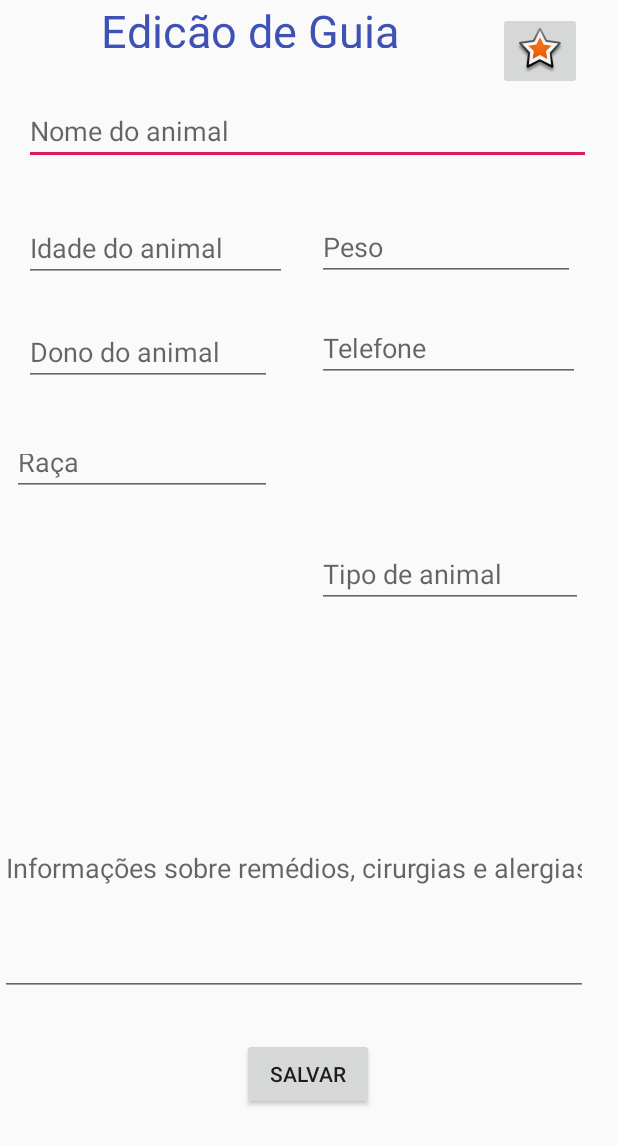
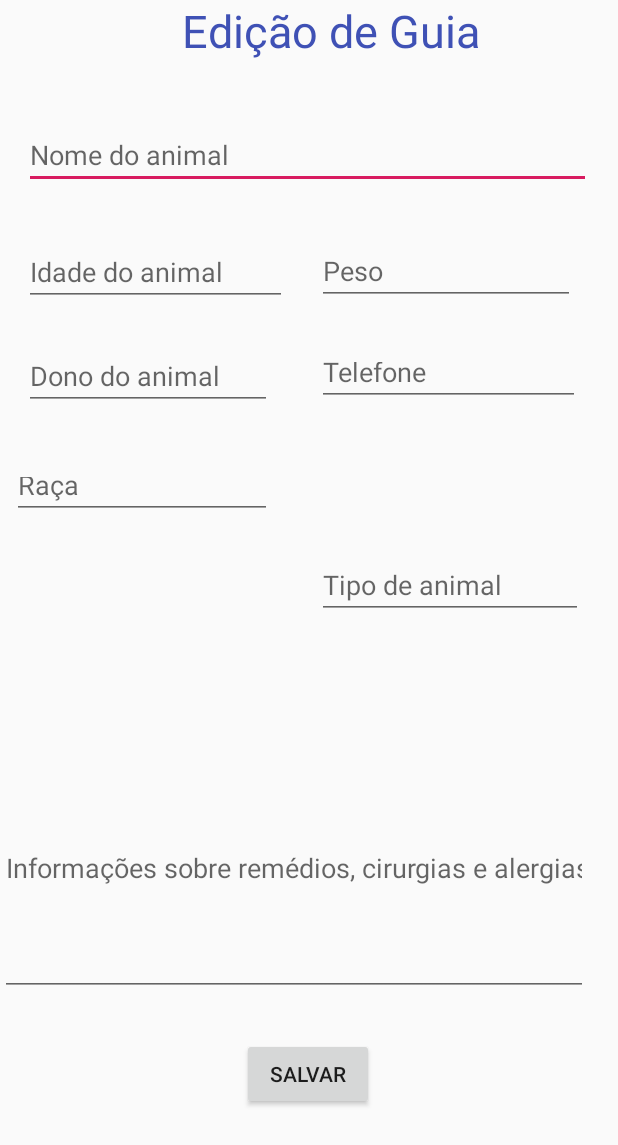
Before and after one commit to paulabicca/ProjetoFinalDispositivosMoveis, an Android app: the layout activity_edicao_cadastro.xml on its own in the app's theme, with its tools: preview values and no code run, on a phone screen of 412 x 824 dp. Shown: the top 1145 px of the screen. Run offline under Robolectric (Android 15) with nearby library versions, the phone set to English and light mode, and no system bars.

Commit message:
ajustes no xml da tela de edição e do intent do swipe

```diff
--- a/app/src/main/java/com/example/projetofinaldispositivosmoveis/SwipeActivity.java
+++ b/app/src/main/java/com/example/projetofinaldispositivosmoveis/SwipeActivity.java
@@ -20,7 +20,7 @@ public class SwipeActivity extends AppCompatActivity {
         btnEscolher.setOnClickListener(new View.OnClickListener() {
             @Override
             public void onClick(View v) {
-               // Intent intent = new Intent(SwipeActivity.this, Cadastro.class);
+               // Intent intent = new Intent(SwipeActivity.this, GuiaConsulta.class);
                 //startActivity(intent);
             }
         });
--- a/app/src/main/res/layout/activity_edicao_cadastro.xml
+++ b/app/src/main/res/layout/activity_edicao_cadastro.xml
@@ -49,18 +49,20 @@
 
     <TextView
         android:id="@+id/tvTituloEdicao"
-        android:layout_width="289dp"
-        android:layout_height="32dp"
-        android:layout_marginStart="8dp"
+        android:layout_width="280dp"
+        android:layout_height="48dp"
+        android:layout_marginStart="80dp"
+        android:layout_marginLeft="80dp"
         android:layout_marginEnd="8dp"
         android:layout_marginRight="8dp"
         android:gravity="clip_vertical|center_horizontal"
         android:text="Edição de Guia"
         android:textColor="#3F51B5"
         android:textSize="30dp"
-        app:layout_constraintEnd_toStartOf="@+id/btFavorito"
+        app:layout_constraintEnd_toEndOf="parent"
+        app:layout_constraintHorizontal_bias="0.0"
         app:layout_constraintStart_toStartOf="parent"
-        tools:layout_editor_absoluteY="43dp" />
+        tools:layout_editor_absoluteY="54dp" />
 
     <EditText
         android:id="@+id/etTelefoneEdicao"
@@ -155,18 +157,4 @@
         app:layout_constraintBottom_toTopOf="@+id/btSalvarEdicao"
         tools:layout_editor_absoluteX="9dp" />
 
-    <ImageButton
-        android:id="@+id/btFavorito"
-        android:layout_width="wrap_content"
-        android:layout_height="wrap_content"
-        android:layout_marginTop="8dp"
-        android:layout_marginEnd="24dp"
-        android:layout_marginRight="24dp"
-        android:layout_marginBottom="8dp"
-        app:layout_constraintBottom_toTopOf="@+id/etNomeAnimalEdicao"
-        app:layout_constraintEnd_toEndOf="parent"
-        app:layout_constraintTop_toTopOf="parent"
-        app:layout_constraintVertical_bias="0.59"
-        app:srcCompat="@android:drawable/star_big_on" />
-
 </android.support.constraint.ConstraintLayout>
```
